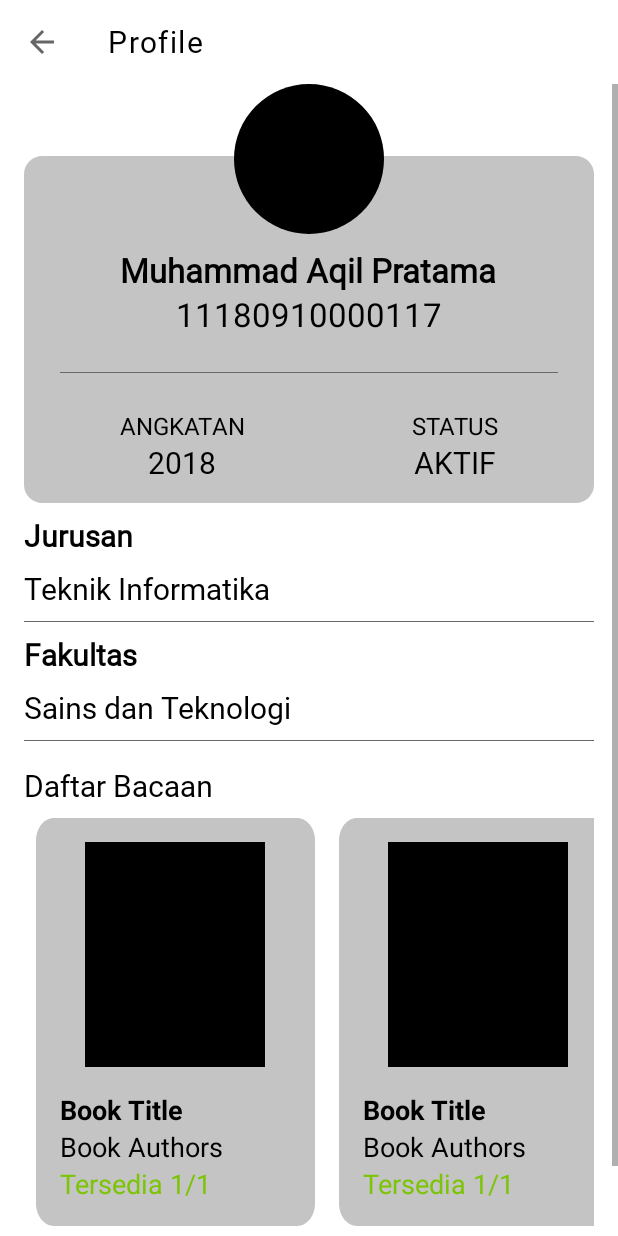
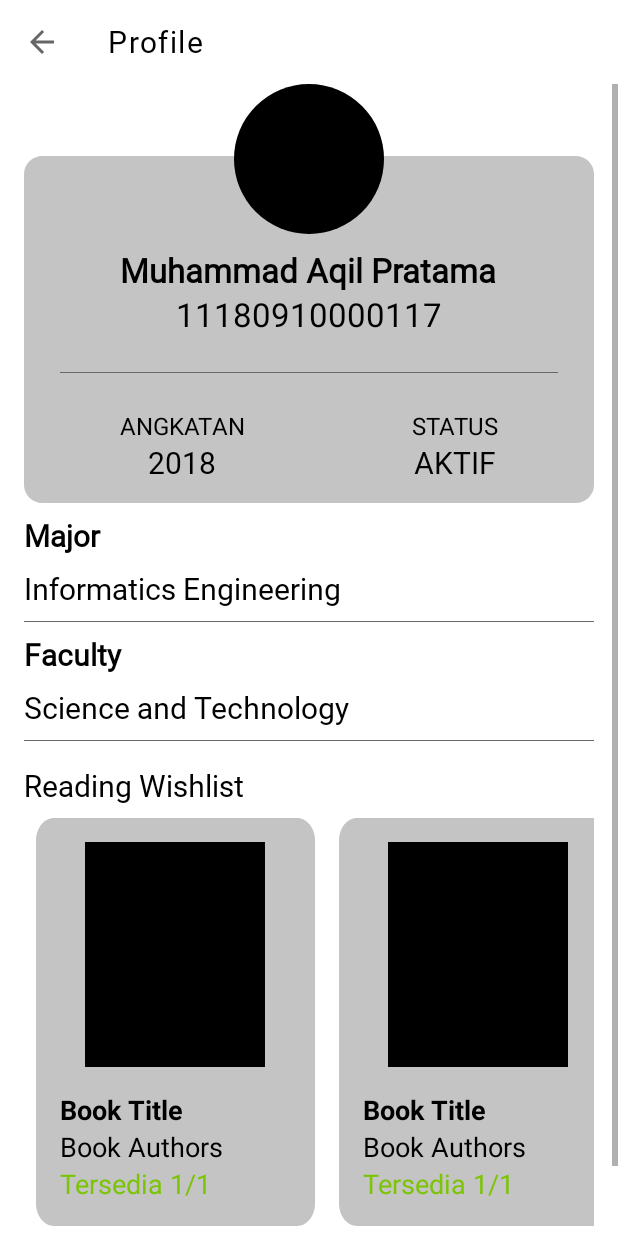
Before and after one commit to muhammadaqilp/EPerpusApp, an Android app: the ProfileActivity screen opened directly, with no data from a screen before it, on a phone screen of 412 x 824 dp. Run offline under Robolectric (Android 15) with nearby library versions, the phone set to English and light mode, and no system bars; our stand-ins replace CircleImageView; Roboto replaces fonts that are not available here.

Commit message:
edit bahasa

```diff
--- a/app/src/main/res/layout/activity_profile.xml
+++ b/app/src/main/res/layout/activity_profile.xml
@@ -164,7 +164,7 @@
                     android:layout_width="match_parent"
                     android:layout_height="wrap_content"
                     android:fontFamily="@font/roboto"
-                    android:text="Jurusan"
+                    android:text="Major"
                     android:textColor="@color/black"
                     android:textSize="20sp"
                     android:textStyle="bold" />
@@ -174,7 +174,7 @@
                     android:layout_height="wrap_content"
                     android:layout_marginTop="8dp"
                     android:fontFamily="@font/roboto"
-                    android:text="Teknik Informatika"
+                    android:text="Informatics Engineering"
                     android:textColor="@color/black"
                     android:textSize="20sp" />
 
@@ -200,7 +200,7 @@
                     android:layout_width="match_parent"
                     android:layout_height="wrap_content"
                     android:fontFamily="@font/roboto"
-                    android:text="Fakultas"
+                    android:text="Faculty"
                     android:textColor="@color/black"
                     android:textSize="20sp"
                     android:textStyle="bold" />
@@ -210,7 +210,7 @@
                     android:layout_height="wrap_content"
                     android:layout_marginTop="8dp"
                     android:fontFamily="@font/roboto"
-                    android:text="Sains dan Teknologi"
+                    android:text="Science and Technology"
                     android:textColor="@color/black"
                     android:textSize="20sp" />
 
@@ -235,7 +235,7 @@
                     android:layout_height="wrap_content"
                     android:layout_marginTop="8dp"
                     android:fontFamily="@font/roboto"
-                    android:text="Daftar Bacaan"
+                    android:text="Reading Wishlist"
                     android:textColor="@color/black"
                     android:textSize="20sp" />
 
--- a/build.gradle
+++ b/build.gradle
@@ -5,7 +5,7 @@ buildscript {
         jcenter()
     }
     dependencies {
-        classpath "com.android.tools.build:gradle:4.1.1"
+        classpath 'com.android.tools.build:gradle:4.1.2'
 
         // NOTE: Do not place your application dependencies here; they belong
         // in the individual module build.gradle files
```
